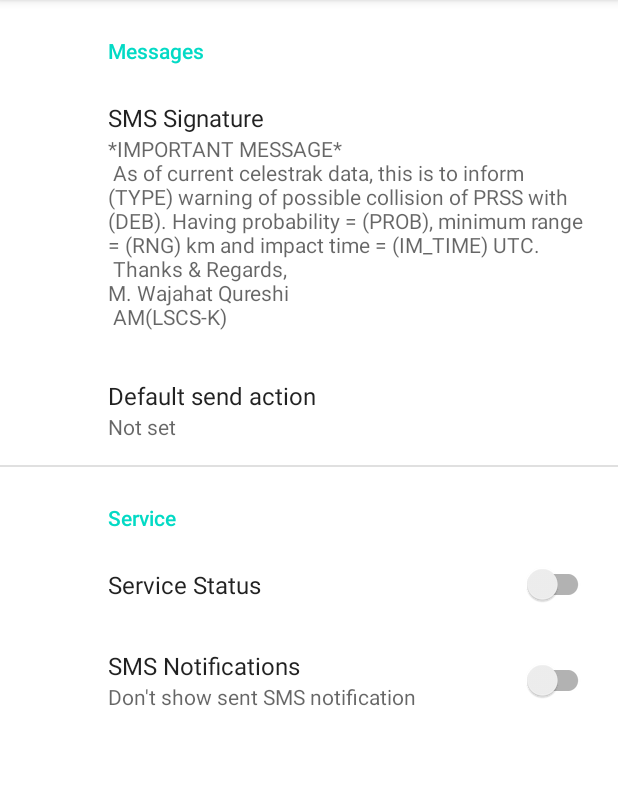
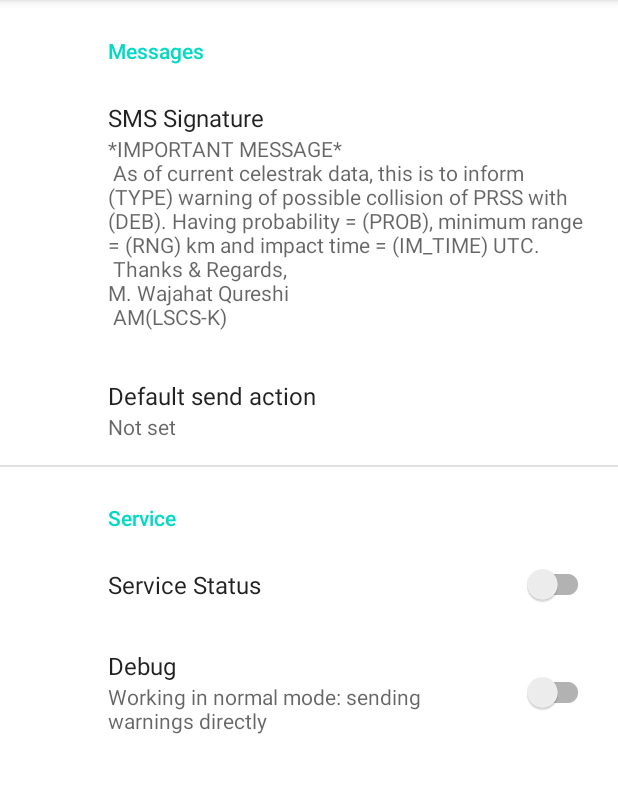
Before and after one commit to 10ve-ops/collavoid, an Android app: the screen it shows after launch (SettingsActivity), on a phone screen of 412 x 824 dp, the part 84-877 px from its top. Run offline under Robolectric (Android 15) with nearby library versions, the phone set to English and light mode, and no system bars; our stand-ins replace androidx.preference; 2 statements that could not run were skipped.

Commit message:
simplified logging, removed some logical errors, previous issues not solved yet

```diff
--- a/app/src/main/java/com/example/celesnotifier/SettingsActivity.java
+++ b/app/src/main/java/com/example/celesnotifier/SettingsActivity.java
@@ -3,19 +3,13 @@ package com.example.celesnotifier;
 import static com.example.celesnotifier.R.string.service_status_key;
 import static com.example.celesnotifier.R.string.sms_notif_key;
 
-import android.app.ActivityManager;
-import android.content.BroadcastReceiver;
 import android.content.Context;
 import android.content.Intent;
-import android.content.IntentFilter;
 import android.content.SharedPreferences;
 import android.content.pm.PackageManager;
 import android.os.Bundle;
 import android.os.PersistableBundle;
-import android.preference.EditTextPreference;
-import android.telephony.SmsManager;
 import android.util.Log;
-import android.util.Printer;
 import android.view.MenuItem;
 
 import androidx.annotation.NonNull;
@@ -74,7 +68,7 @@ public class SettingsActivity extends AppCompatActivity {
         else if(send_sms_val!=null)
             editor.putString(appContxt.getString(R.string.send_sharedPref_key), send_sms_val);
         editor.apply();
-        Log.i(TAG,"debug status & send_sms priority values = "+val + send_sms_val);
+        Log.i(TAG,"Debug status & send_sms priority values = "+val + "  " +send_sms_val);
     }
     public static boolean getServiceStatus(Context cntxt){
         boolean debug = false;
@@ -117,6 +111,7 @@ public class SettingsActivity extends AppCompatActivity {
 
     @Override
     protected void onDestroy() {
+        Log.e(TAG,"onDestroy()");
         /*
         //this.unregisterReceiver(br);
         Intent intent1 = new Intent(); //query fetcher service for its active status
@@ -204,14 +199,18 @@ public class SettingsActivity extends AppCompatActivity {
 
             SharedPreferences sign_sharedPref = signature.getSharedPreferences();
             SharedPreferences.Editor sign_editor = sign_sharedPref.edit();
-            if(sign_sharedPref.getString(getString(R.string.signature_key), null) == null) {
-
+            if(sign_sharedPref.getString(getString(R.string.signature_key), null) == null
+                    || sign_sharedPref.getString(getString(R.string.signature_key), null)
+                    .equals("")
+            || sign_sharedPref.getString(getString(R.string.signature_key), null).equals(" ")){
                 sign_editor.putString(getString(R.string.signature_key), FetcherService.msg);
                 //setting default signature
                 sign_editor.apply();
+                signature.callChangeListener(FetcherService.msg);
             }
             signature.setOnPreferenceChangeListener((preference, newValue) -> {
                 //getting user modified signature
+                //Log.e(TAG,"sign.changelistener val: "+(String) newValue);
                 FetcherService.msg = (String) newValue;
                 sign_editor.putString(getString(R.string.signature_key), FetcherService.msg);
                 return true;
@@ -223,26 +222,26 @@ public class SettingsActivity extends AppCompatActivity {
 
         @Override
         public boolean onPreferenceTreeClick(Preference preference) {
-            Log.e(TAG," Selected Preference from Tree  >> "+ preference.getKey());
+           // Log.e(TAG," Selected Preference from Tree  >> "+ preference.getKey());
             return super.onPreferenceTreeClick(preference);
         }
 
         @Override
         public boolean onOptionsItemSelected(@NonNull MenuItem item) {
-            Log.e("onOptionsItemSelected", item.toString());
+            //Log.e("onOptionsItemSelected", item.toString());
             return super.onOptionsItemSelected(item);
         }
 
         @Override
         public void onPrimaryNavigationFragmentChanged(boolean isPrimaryNavigationFragment) {
 
-            Log.e("onPrimaryNavigationFragmentChanged", String.valueOf(isPrimaryNavigationFragment));
+            //Log.e("onPrimaryNavigationFragmentChanged", String.valueOf(isPrimaryNavigationFragment));
             super.onPrimaryNavigationFragmentChanged(isPrimaryNavigationFragment);
         }
 
         @Override
         public boolean onContextItemSelected(@NonNull MenuItem item) {
-            Log.e("onContextItemSelected", item.toString());
+            //Log.e("onContextItemSelected", item.toString());
             return super.onContextItemSelected(item);
         }
     }
--- a/app/src/main/res/values/strings.xml
+++ b/app/src/main/res/values/strings.xml
@@ -28,10 +28,11 @@
     <string name="debug_status_prefName">kkasdugdjfvniuxadfgdfgdfhgfnff23423syfdsy
         sdfsdfshdbvbsdv1651sd16sd3s16sd33fsdhfsncvisucicuadbairsdfbxc</string>
     <string name="service_status">Service Status</string>
-    <string name="sms_notification_title">SMS Notifications</string>
-    <string name="sms_notification_summary_on">Show sent SMS notification
+    <string name="sms_notification_title">Debug</string>
+    <string name="sms_notification_summary_on">Send action will be notified if data updates
     </string>
-    <string name="sms_notification_summary_off">Don\'t show sent SMS notification</string>
+    <string name="sms_notification_summary_off">Working in normal mode: sending
+        warnings directly</string>
     <string name="lastUpdated_time">last_update_time</string>
     <string name="send_sharedPref_key">jkznxckznx545</string>
     <string name="dateNTimeFormat">yyyy MMM dd HH:mm</string>
```
Also changed, not shown: app/src/main/java/com/example/celesnotifier/FetcherService.java (+9 -9 lines).
